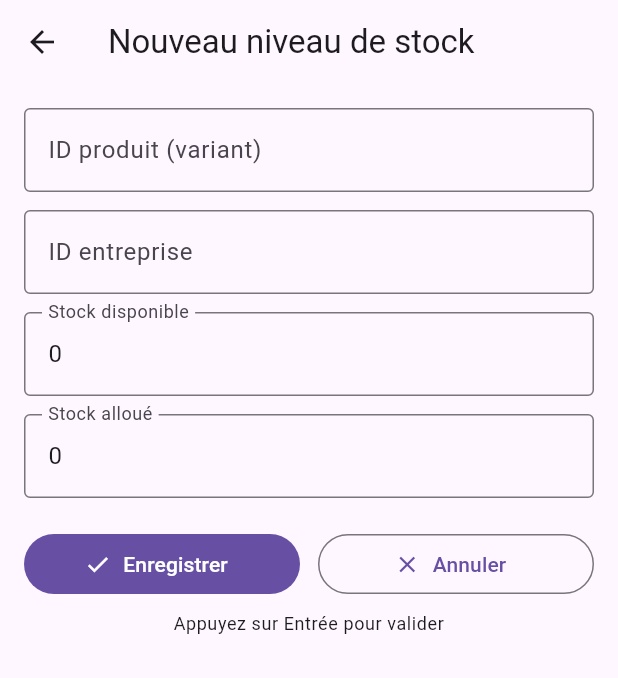
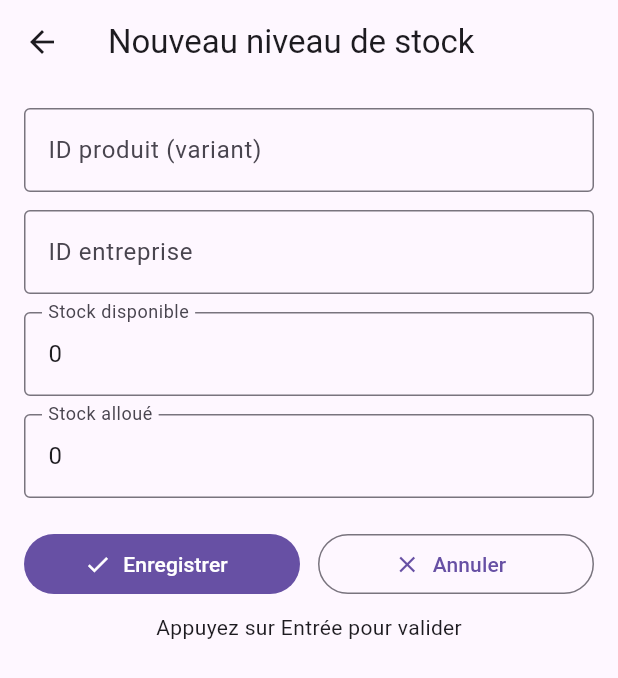
Before and after one commit to coundia/money_pulse, a Flutter app: the StockLevelFormPanel screen opened directly, on a phone screen of 412 x 824 dp. Shown: the top 678 px of the screen. Run offline on Flutter 3.47's test engine with Material 3 defaults, Android fonts, the phone set to English and light mode, and no system bars; our stand-ins replace equatable, fl_chart, flutter_riverpod, pdf, printing, share_plus and 2 more; accounts and stored records are empty; statements that could not run were skipped.

Commit message:
[feat] add stocke level

```diff
--- a/lib/presentation/features/stock/providers/stock_level_repo_provider.dart
+++ b/lib/presentation/features/stock/providers/stock_level_repo_provider.dart
@@ -1,12 +1,11 @@
-// Riverpod provider wiring StockLevelRepository to Sqflite database
+// Riverpod provider wiring StockLevelRepository to AppDatabase/Sqflite
 
 import 'package:flutter_riverpod/flutter_riverpod.dart';
 import 'package:money_pulse/presentation/app/providers.dart';
 import 'package:money_pulse/infrastructure/stock/repositories/stock_level_repository_sqflite.dart';
 import 'package:money_pulse/domain/stock/repositories/stock_level_repository.dart';
-import 'package:sqflite_common/sqlite_api.dart';
 
 final stockLevelRepoProvider = Provider<StockLevelRepository>((ref) {
   final db = ref.read(dbProvider);
-  return StockLevelRepositorySqflite(db as Database);
+  return StockLevelRepositorySqflite(db);
 });
--- a/lib/presentation/features/stock/stock_level_form_panel.dart
+++ b/lib/presentation/features/stock/stock_level_form_panel.dart
@@ -3,7 +3,6 @@
 import 'package:flutter/material.dart';
 import 'package:flutter/services.dart';
 import 'package:flutter_riverpod/flutter_riverpod.dart';
-import 'package:intl/intl.dart';
 import 'providers/stock_level_repo_provider.dart';
 import 'package:money_pulse/domain/stock/entities/stock_level.dart';
 
@@ -31,6 +30,15 @@ class _StockLevelFormPanelState extends ConsumerState<StockLevelFormPanel> {
     _allocatedCtrl.text = '0';
     _onHandCtrl.text = '0';
     Future.microtask(_loadIfNeeded);
+  }
+
+  @override
+  void dispose() {
+    _pvCtrl.dispose();
+    _companyCtrl.dispose();
+    _onHandCtrl.dispose();
+    _allocatedCtrl.dispose();
+    super.dispose();
   }
 
   Future<void> _loadIfNeeded() async {
@@ -85,12 +93,14 @@ class _StockLevelFormPanelState extends ConsumerState<StockLevelFormPanel> {
 
   @override
   Widget build(BuildContext context) {
-    final theme = Theme.of(context);
     return Shortcuts(
-      shortcuts: {},
+      shortcuts: <LogicalKeySet, Intent>{
+        LogicalKeySet(LogicalKeyboardKey.enter): const ActivateIntent(),
+        LogicalKeySet(LogicalKeyboardKey.numpadEnter): const ActivateIntent(),
+      },
       child: Actions(
         actions: <Type, Action<Intent>>{
-          Intent: CallbackAction<Intent>(
+          ActivateIntent: CallbackAction<ActivateIntent>(
             onInvoke: (_) {
               _submit();
               return null;
@@ -121,6 +131,9 @@ class _StockLevelFormPanelState extends ConsumerState<StockLevelFormPanel> {
                             TextFormField(
                               controller: _pvCtrl,
                               keyboardType: TextInputType.number,
+                              inputFormatters: [
+                                FilteringTextInputFormatter.digitsOnly,
+                              ],
                               textInputAction: TextInputAction.next,
                               decoration: const InputDecoration(
                                 labelText: 'ID produit (variant)',
@@ -144,6 +157,9 @@ class _StockLevelFormPanelState extends ConsumerState<StockLevelFormPanel> {
                             TextFormField(
                               controller: _onHandCtrl,
                               keyboardType: TextInputType.number,
+                              inputFormatters: [
+                                FilteringTextInputFormatter.digitsOnly,
+                              ],
                               textInputAction: TextInputAction.next,
                               decoration: const InputDecoration(
                                 labelText: 'Stock disponible',
@@ -156,6 +172,9 @@ class _StockLevelFormPanelState extends ConsumerState<StockLevelFormPanel> {
                             TextFormField(
                               controller: _allocatedCtrl,
                               keyboardType: TextInputType.number,
+                              inputFormatters: [
+                                FilteringTextInputFormatter.digitsOnly,
+                              ],
                               textInputAction: TextInputAction.done,
                               onFieldSubmitted: (_) => _submit(),
                               decoration: const InputDecoration(
@@ -194,10 +213,8 @@ class _StockLevelFormPanelState extends ConsumerState<StockLevelFormPanel> {
                               ],
                             ),
                             const SizedBox(height: 8),
-                            Text(
-                              'Appuyez sur Entrée pour valider',
-                              style: theme.textTheme.bodySmall,
-                              textAlign: TextAlign.center,
+                            const Center(
+                              child: Text('Appuyez sur Entrée pour valider'),
                             ),
                           ],
                         ),
```
Also changed, not shown: lib/infrastructure/stock/repositories/stock_level_repository_sqflite.dart (+14 -11 lines), lib/presentation/features/settings/settings_page.dart (+11 -0 lines), 1 other file.
